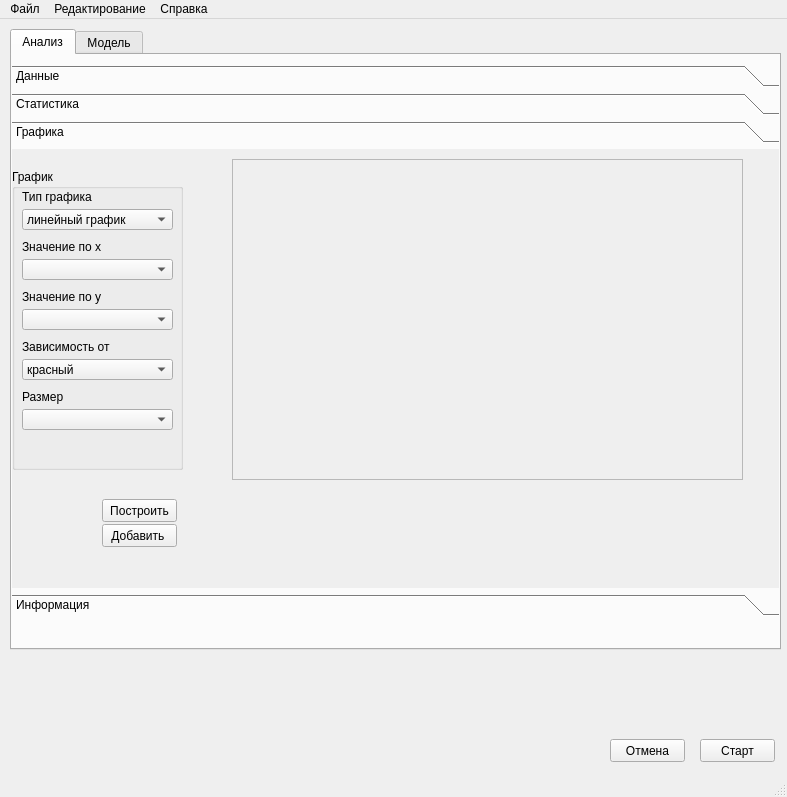
vorobyevaa/Datamining, file mainwindow.ui: the form before one commit.
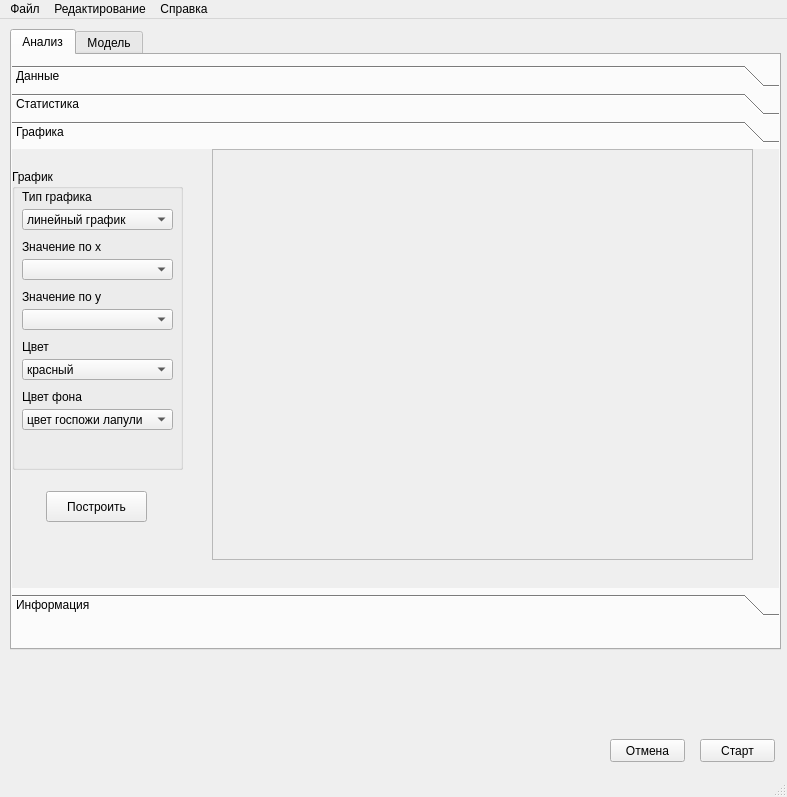
The form after the commit. The open tabs and pages were chosen to show the change.

```diff
--- a/mainwindow.ui
+++ b/mainwindow.ui
@@ -129,7 +129,7 @@
          <x>0</x>
          <y>0</y>
          <width>771</width>
-         <height>423</height>
+         <height>427</height>
         </rect>
        </property>
        <attribute name="label">
@@ -138,10 +138,10 @@
        <widget class="QFrame" name="frame_chart">
         <property name="geometry">
          <rect>
-          <x>220</x>
-          <y>10</y>
-          <width>511</width>
-          <height>321</height>
+          <x>200</x>
+          <y>0</y>
+          <width>541</width>
+          <height>411</height>
          </rect>
         </property>
         <property name="frameShape">
@@ -272,7 +272,7 @@
           </rect>
          </property>
          <property name="text">
-          <string>Зависимость от</string>
+          <string>Цвет</string>
          </property>
         </widget>
         <widget class="QComboBox" name="cb_color">
@@ -310,7 +310,7 @@
           </rect>
          </property>
          <property name="text">
-          <string>Размер</string>
+          <string>Цвет фона</string>
          </property>
         </widget>
         <widget class="QComboBox" name="cb_size">
@@ -322,34 +322,26 @@
            <height>21</height>
           </rect>
          </property>
+         <item>
+          <property name="text">
+           <string>цвет госпожи лапули</string>
+          </property>
+         </item>
         </widget>
        </widget>
        <widget class="QPushButton" name="pb_build_chart">
         <property name="geometry">
          <rect>
-          <x>90</x>
-          <y>350</y>
-          <width>75</width>
-          <height>23</height>
+          <x>34</x>
+          <y>342</y>
+          <width>101</width>
+          <height>31</height>
          </rect>
         </property>
         <property name="text">
          <string>Построить</string>
         </property>
        </widget>
-       <widget class="QPushButton" name="pushButton">
-        <property name="geometry">
-         <rect>
-          <x>90</x>
-          <y>375</y>
-          <width>75</width>
-          <height>23</height>
-         </rect>
-        </property>
-        <property name="text">
-         <string>Добавить </string>
-        </property>
-       </widget>
       </widget>
       <widget class="QWidget" name="p_info">
        <property name="geometry">
```
Left out of the diff: 26 changed lines with no effect on the pictures.
